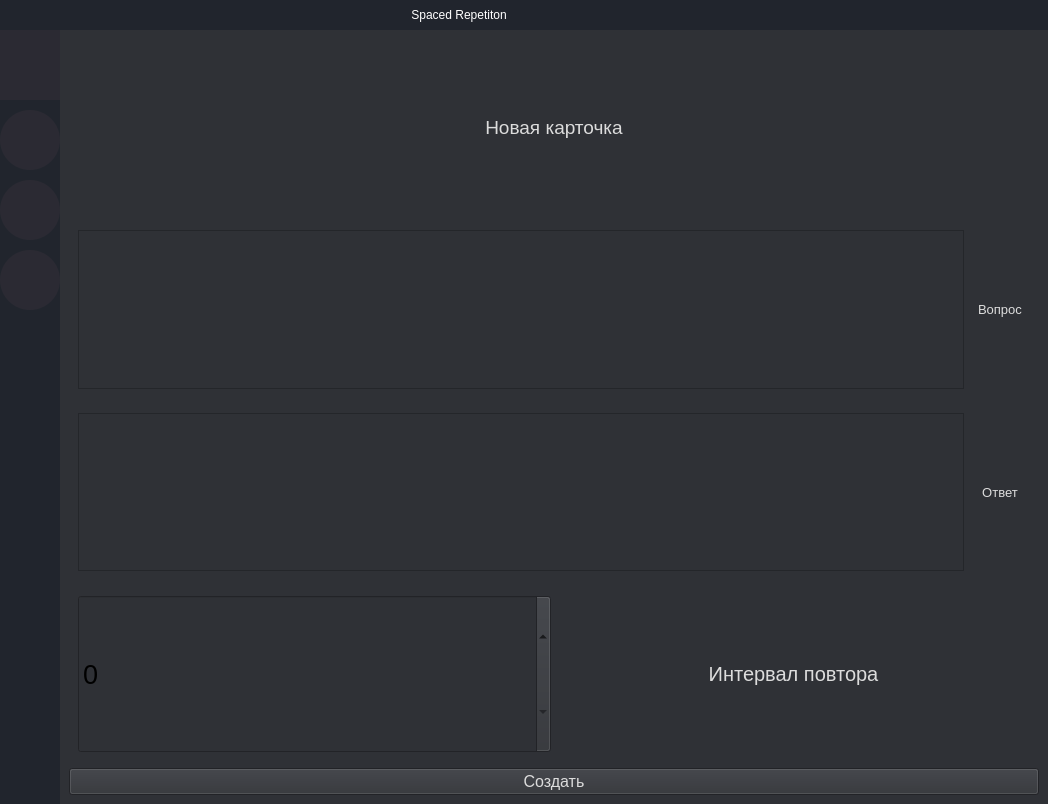
This is ui/main.ui in DenisPald/spaced-repetition as Qt 5 draws it before an edit. The edited form follows.
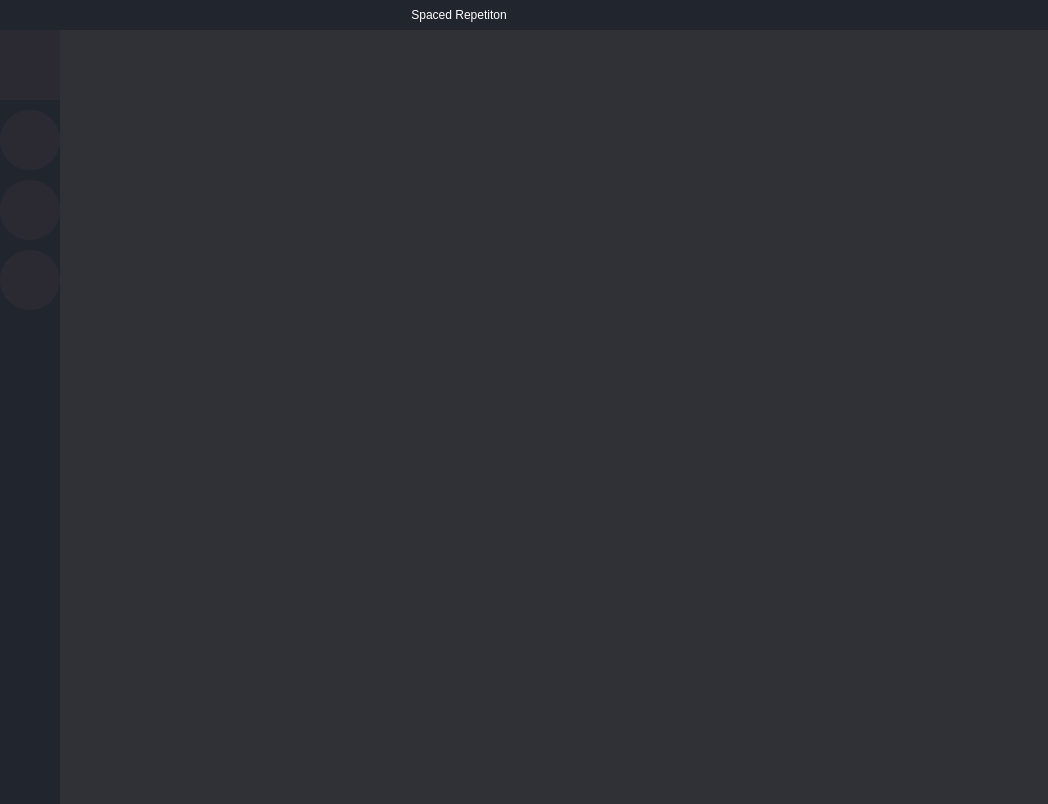
This is the edited form. The open tabs and pages were chosen to show the change. Icons and pictures are not drawn.

The edit to the form file:
```diff
--- a/ui/main.ui
+++ b/ui/main.ui
@@ -730,273 +730,7 @@
                <number>0</number>
               </property>
               <item>
-               <widget class="QFrame" name="frame_3">
-                <property name="frameShape">
-                 <enum>QFrame::NoFrame</enum>
-                </property>
-                <property name="frameShadow">
-                 <enum>QFrame::Raised</enum>
-                </property>
-                <layout class="QVBoxLayout" name="verticalLayout_11">
-                 <item>
-                  <widget class="QFrame" name="frame_6">
-                   <property name="frameShape">
-                    <enum>QFrame::NoFrame</enum>
-                   </property>
-                   <property name="frameShadow">
-                    <enum>QFrame::Raised</enum>
-                   </property>
-                   <layout class="QHBoxLayout" name="horizontalLayout_6">
-                    <item>
-                     <widget class="QLabel" name="label_4">
-                      <property name="font">
-                       <font>
-                        <family>Segoe UI</family>
-                        <pointsize>14</pointsize>
-                       </font>
-                      </property>
-                      <property name="styleSheet">
-                       <string notr="true">color: #DCDCDC;</string>
-                      </property>
-                      <property name="text">
-                       <string>Новая карточка</string>
-                      </property>
-                      <property name="alignment">
-                       <set>Qt::AlignCenter</set>
-                      </property>
-                     </widget>
-                    </item>
-                   </layout>
-                  </widget>
-                 </item>
-                 <item>
-                  <widget class="QFrame" name="frame_4">
-                   <property name="frameShape">
-                    <enum>QFrame::NoFrame</enum>
-                   </property>
-                   <property name="frameShadow">
-                    <enum>QFrame::Raised</enum>
-                   </property>
-                   <layout class="QHBoxLayout" name="horizontalLayout_7">
-                    <item>
-                     <widget class="QTextEdit" name="question_text">
-                      <property name="sizePolicy">
-                       <sizepolicy hsizetype="Expanding" vsizetype="Preferred">
-                        <horstretch>0</horstretch>
-                        <verstretch>0</verstretch>
-                       </sizepolicy>
-                      </property>
-                      <property name="font">
-                       <font>
-                        <family>Segoe UI</family>
-                        <pointsize>20</pointsize>
-                       </font>
-                      </property>
-                     </widget>
-                    </item>
-                    <item>
-                     <widget class="QLabel" name="label">
-                      <property name="sizePolicy">
-                       <sizepolicy hsizetype="Fixed" vsizetype="Fixed">
-                        <horstretch>0</horstretch>
-                        <verstretch>0</verstretch>
-                       </sizepolicy>
-                      </property>
-                      <property name="minimumSize">
-                       <size>
-                        <width>60</width>
-                        <height>30</height>
-                       </size>
-                      </property>
-                      <property name="font">
-                       <font>
-                        <family>Segoe UI</family>
-                        <pointsize>10</pointsize>
-                       </font>
-                      </property>
-                      <property name="styleSheet">
-                       <string notr="true">color: #DCDCDC;</string>
-                      </property>
-                      <property name="text">
-                       <string>Вопрос</string>
-                      </property>
-                      <property name="alignment">
-                       <set>Qt::AlignCenter</set>
-                      </property>
-                     </widget>
-                    </item>
-                   </layout>
-                  </widget>
-                 </item>
-                 <item>
-                  <widget class="QFrame" name="frame_5">
-                   <property name="frameShape">
-                    <enum>QFrame::NoFrame</enum>
-                   </property>
-                   <property name="frameShadow">
-                    <enum>QFrame::Raised</enum>
-                   </property>
-                   <layout class="QHBoxLayout" name="horizontalLayout_8">
-                    <item>
-                     <widget class="QTextEdit" name="answer_text">
-                      <property name="sizePolicy">
-                       <sizepolicy hsizetype="Expanding" vsizetype="Preferred">
-                        <horstretch>0</horstretch>
-                        <verstretch>0</verstretch>
-                       </sizepolicy>
-                      </property>
-                      <property name="font">
-                       <font>
-                        <family>Segoe UI</family>
-                        <pointsize>20</pointsize>
-                       </font>
-                      </property>
-                     </widget>
-                    </item>
-                    <item>
-                     <widget class="QLabel" name="label_2">
-                      <property name="sizePolicy">
-                       <sizepolicy hsizetype="Fixed" vsizetype="Fixed">
-                        <horstretch>0</horstretch>
-                        <verstretch>0</verstretch>
-                       </sizepolicy>
-                      </property>
-                      <property name="minimumSize">
-                       <size>
-                        <width>60</width>
-                        <height>30</height>
-                       </size>
-                      </property>
-                      <property name="font">
-                       <font>
-                        <family>Segoe UI</family>
-                        <pointsize>10</pointsize>
-                       </font>
-                      </property>
-                      <property name="styleSheet">
-                       <string notr="true">color: #DCDCDC;</string>
-                      </property>
-                      <property name="text">
-                       <string>Ответ</string>
-                      </property>
-                      <property name="alignment">
-                       <set>Qt::AlignCenter</set>
-                      </property>
-                     </widget>
-                    </item>
-                   </layout>
-                  </widget>
-                 </item>
-                 <item>
-                  <widget class="QFrame" name="frame_7">
-                   <property name="frameShape">
-                    <enum>QFrame::NoFrame</enum>
-                   </property>
-                   <property name="frameShadow">
-                    <enum>QFrame::Raised</enum>
-                   </property>
-                   <layout class="QHBoxLayout" name="horizontalLayout_9">
-                    <item>
-                     <widget class="QSpinBox" name="interval_spin_box">
-                      <property name="sizePolicy">
-                       <sizepolicy hsizetype="Preferred" vsizetype="Preferred">
-                        <horstretch>0</horstretch>
-                        <verstretch>0</verstretch>
-                       </sizepolicy>
-                      </property>
-                      <property name="font">
-                       <font>
-                        <family>Segoe UI</family>
-                        <pointsize>20</pointsize>
-                       </font>
-                      </property>
-                      <property name="buttonSymbols">
-                       <enum>QAbstractSpinBox::UpDownArrows</enum>
-                      </property>
-                      <property name="maximum">
-                       <number>999999</number>
-                      </property>
-                     </widget>
-                    </item>
-                    <item>
-                     <widget class="QLabel" name="label_3">
-                      <property name="font">
-                       <font>
-                        <family>Segoe UI</family>
-                        <pointsize>15</pointsize>
-                       </font>
-                      </property>
-                      <property name="styleSheet">
-                       <string notr="true">color: #DCDCDC;</string>
-                      </property>
-                      <property name="text">
-                       <string>Интервал повтора</string>
-                      </property>
-                      <property name="alignment">
-                       <set>Qt::AlignCenter</set>
-                      </property>
-                     </widget>
-                    </item>
-                   </layout>
-                  </widget>
-                 </item>
-                 <item>
-                  <widget class="QFrame" name="frame_8">
-                   <property name="sizePolicy">
-                    <sizepolicy hsizetype="Preferred" vsizetype="Fixed">
-                     <horstretch>0</horstretch>
-                     <verstretch>0</verstretch>
-                    </sizepolicy>
-                   </property>
-                   <property name="frameShape">
-                    <enum>QFrame::NoFrame</enum>
-                   </property>
-                   <property name="frameShadow">
-                    <enum>QFrame::Raised</enum>
-                   </property>
-                   <layout class="QHBoxLayout" name="horizontalLayout_10">
-                    <property name="spacing">
-                     <number>0</number>
-                    </property>
-                    <property name="leftMargin">
-                     <number>0</number>
-                    </property>
-                    <property name="topMargin">
-                     <number>0</number>
-                    </property>
-                    <property name="rightMargin">
-                     <number>0</number>
-                    </property>
-                    <property name="bottomMargin">
-                     <number>0</number>
-                    </property>
-                    <item>
-                     <widget class="QPushButton" name="create_button">
-                      <property name="sizePolicy">
-                       <sizepolicy hsizetype="Minimum" vsizetype="Preferred">
-                        <horstretch>0</horstretch>
-                        <verstretch>0</verstretch>
-                       </sizepolicy>
-                      </property>
-                      <property name="font">
-                       <font>
-                        <family>Segoe UI</family>
-                        <pointsize>12</pointsize>
-                       </font>
-                      </property>
-                      <property name="styleSheet">
-                       <string notr="true">color: #DCDCDC;</string>
-                      </property>
-                      <property name="text">
-                       <string>Создать</string>
-                      </property>
-                     </widget>
-                    </item>
-                   </layout>
-                  </widget>
-                 </item>
-                </layout>
-               </widget>
+               <layout class="QGridLayout" name="new_card_layout"/>
               </item>
              </layout>
             </widget>
```
Left out of the diff: 6 changed lines with no effect on the pictures.
